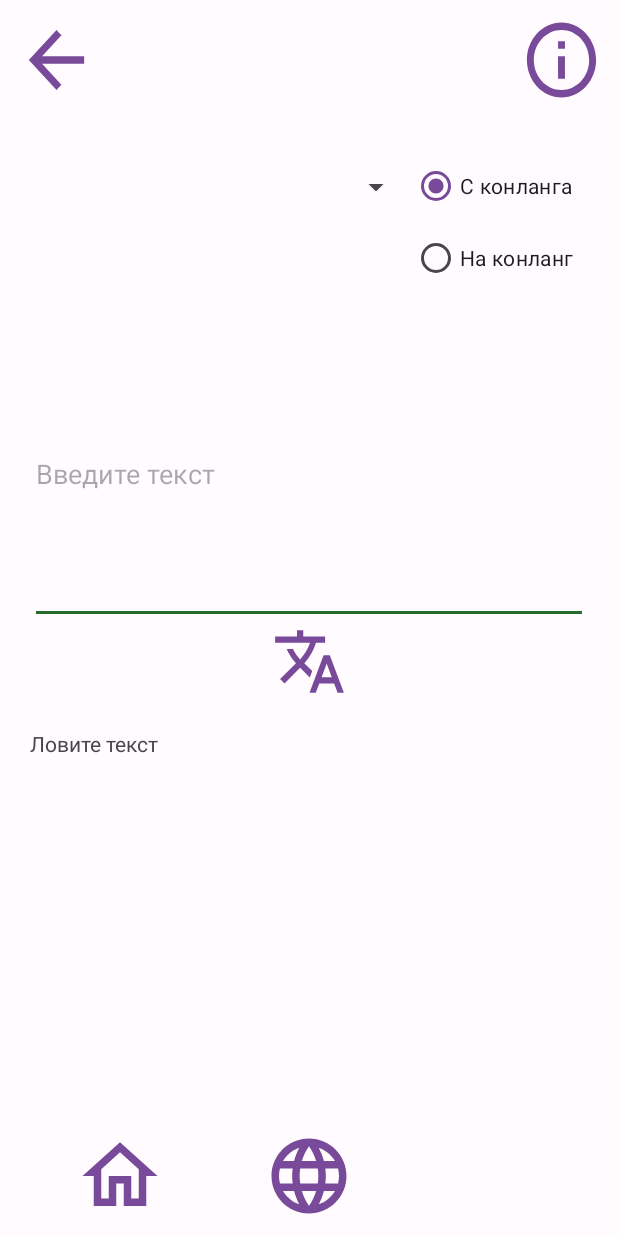
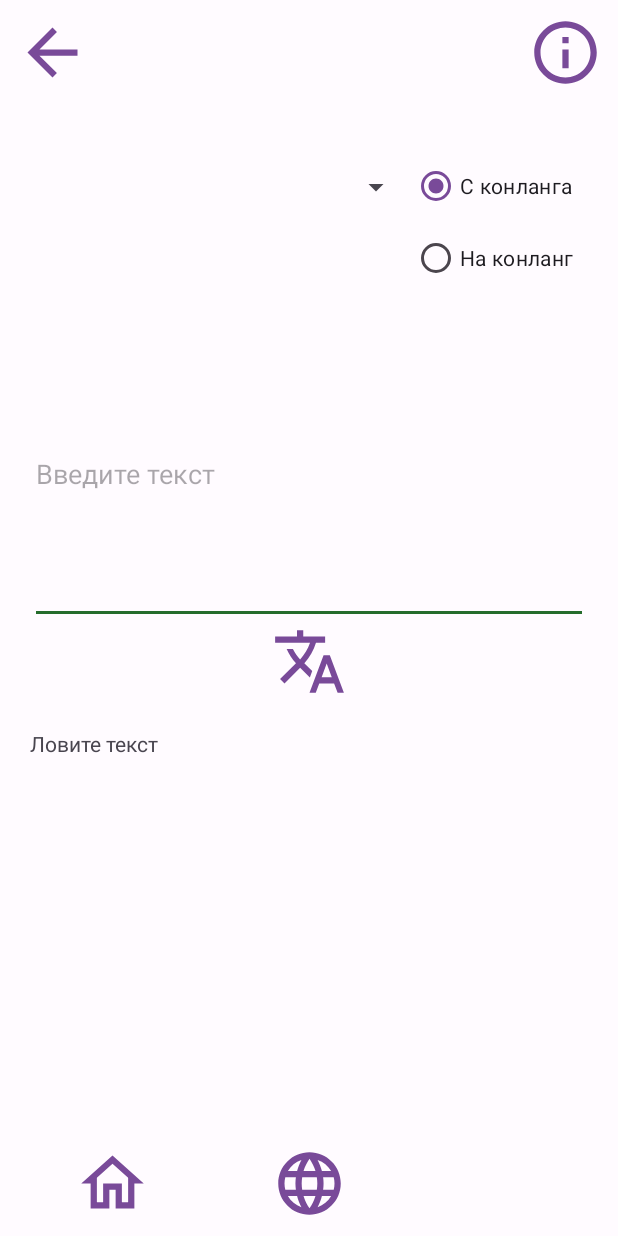
Before and after one commit to in-the-neon-sunrise/LavenderLang, an Android app: the screen it shows after launch (TranslatorActivity), after a tap on an icon or button, on a phone screen of 412 x 824 dp. Run offline under Robolectric (Android 15) with nearby library versions, the phone set to English and light mode, and no system bars; libraries missing offline, so code that uses them is left out: com.anggrayudi.storage, com.chaquo.python; 3 statements that could not run were skipped.

Commit message:
minor changes: even prettier buttons

```diff
--- a/app/src/main/java/com/lavenderlang/backend/dao/help/MascDao.kt
+++ b/app/src/main/java/com/lavenderlang/backend/dao/help/MascDao.kt
@@ -29,7 +29,8 @@ class MascDaoImpl : MascDao {
     override fun fits(masc : MascEntity, word : IWordEntity) : Boolean {
         if (masc.partOfSpeech != word.partOfSpeech) return false
         for (attr in masc.immutableAttrs.keys) {
-            if (!word.immutableAttrs.containsKey(attr) || word.immutableAttrs[attr] != masc.immutableAttrs[attr]) {
+            if (!word.immutableAttrs.containsKey(attr) ||
+                word.immutableAttrs[attr] != masc.immutableAttrs[attr]) {
                 return false
             }
         }
--- a/app/src/main/java/com/lavenderlang/frontend/MainActivity.kt
+++ b/app/src/main/java/com/lavenderlang/frontend/MainActivity.kt
@@ -3,6 +3,7 @@ package com.lavenderlang.frontend
 import android.content.Context
 import android.content.Intent
 import android.os.Bundle
+import android.os.SystemClock.sleep
 import android.util.Log
 import android.widget.AdapterView
 import android.widget.ArrayAdapter
@@ -27,10 +28,12 @@ import com.lavenderlang.backend.entity.help.PartOfSpeech
 import com.lavenderlang.backend.entity.help.TransformationEntity
 import com.lavenderlang.backend.entity.language.LanguageEntity
 import com.lavenderlang.backend.entity.rule.GrammarRuleEntity
+import com.lavenderlang.backend.entity.rule.WordFormationRuleEntity
 import com.lavenderlang.backend.entity.word.AdjectiveEntity
 import com.lavenderlang.backend.entity.word.AdverbEntity
 import com.lavenderlang.backend.entity.word.NounEntity
 import com.lavenderlang.backend.entity.word.VerbEntity
+import com.lavenderlang.backend.service.exception.ForbiddenSymbolsException
 
 var languages : MutableMap<Int, LanguageEntity> = mutableMapOf()
 var nextLanguageId : Int = 0
@@ -73,12 +76,21 @@ class MainActivity : AppCompatActivity() {
 
         /*val languageHandler = LanguageDaoImpl()
         languageHandler.createLanguage("Пример языка", "Пример :>")
-        Log.d("create lang", languages.toString())
+        Log.d("lang created", languages.toString())
+
         val writingHandler = WritingDaoImpl()
         writingHandler.changeVowels(languages[0]!!, "a")
+        Log.d("vowels", languages[0]!!.vowels)
         writingHandler.changeConsonants(languages[0]!!, "b c d")
+        Log.d("consonants", languages[0]!!.consonants)
+        WritingDaoImpl().addCapitalizedPartOfSpeech(languages[0]!!, PartOfSpeech.NOUN)
+        Log.d("capitalized", languages[0]!!.capitalizedPartsOfSpeech.toString())
+
+        val punctuationHandler = PunctuationDaoImpl()
+        punctuationHandler.updatePunctuationSymbol(languages[0]!!, 0, "MEOW")
+        Log.d("punctuation", languages[0]!!.puncSymbols.toString())
+
         val dictionaryHandler = DictionaryDaoImpl()
-
         val word1 = NounEntity(
             0,
             "aaa",
@@ -97,26 +109,32 @@ class MainActivity : AppCompatActivity() {
         )
         val word4 = AdverbEntity(
             0,
-            "ddd",
+            "forbiddensymbols",
             "красиво"
         )
         dictionaryHandler.addWord(languages[0]!!.dictionary, word1)
         dictionaryHandler.addWord(languages[0]!!.dictionary, word2)
         dictionaryHandler.addWord(languages[0]!!.dictionary, word3)
-        dictionaryHandler.addWord(languages[0]!!.dictionary, word4)
+        try {
+            dictionaryHandler.addWord(languages[0]!!.dictionary, word4)
+        } catch (e: ForbiddenSymbolsException) {
+            Log.d("forbidden symbols", e.message.toString())
+            sleep(1000)
+        }
+        Log.d("dictionary", languages[0]!!.dictionary.dict.toString())
 
         val grammarHandler = GrammarDaoImpl()
-        val rule = GrammarRuleEntity(0,
+        val rule1 = GrammarRuleEntity(0,
             MascEntity(
                 PartOfSpeech.NOUN, mutableMapOf(Attributes.GENDER to 1)
             ),
             mutableMapOf(Attributes.NUMBER to 1, Attributes.CASE to 0),
             TransformationEntity(0, 1, "", "b")
         )
-        grammarHandler.addGrammarRule(languages[0]!!.grammar, rule)
-        val rule1 = GrammarRuleEntity(
+        grammarHandler.addGrammarRule(languages[0]!!.grammar, rule1)
+        val rule2 = GrammarRuleEntity(
             0, MascEntity(
-                PartOfSpeech.VERB, mutableMapOf()
+                PartOfSpeech.VERB, mutableMapOf(Attributes.TYPE to 0, Attributes.VOICE to 0)
             ), mutableMapOf(
                 Attributes.NUMBER to 1,
                 Attributes.PERSON to 0,
@@ -126,14 +144,23 @@ class MainActivity : AppCompatActivity() {
             ),
             TransformationEntity(0, 1, "", "d")
         )
-        grammarHandler.addGrammarRule(languages[0]!!.grammar, rule1)
-        val rule2 = GrammarRuleEntity(
-            0, MascEntity(
-                PartOfSpeech.ADVERB, mutableMapOf()
-            ), mutableMapOf(Attributes.DEGREE_OF_COMPARISON to 1),
+        grammarHandler.addGrammarRule(languages[0]!!.grammar, rule2)
+        val rule3 = GrammarRuleEntity(
+            0, MascEntity(PartOfSpeech.ADVERB),
+            mutableMapOf(Attributes.DEGREE_OF_COMPARISON to 1),
             TransformationEntity(0, 0, "", "d")
         )
-        grammarHandler.addGrammarRule(languages[0]!!.grammar, rule2)
+        grammarHandler.addGrammarRule(languages[0]!!.grammar, rule3)
+        val rule4 = GrammarRuleEntity(
+            0, MascEntity(PartOfSpeech.ADVERB),
+            mutableMapOf(Attributes.DEGREE_OF_COMPARISON to 1),
+            TransformationEntity(0, 0, "", "f")
+        )
+        try {
+            grammarHandler.addGrammarRule(languages[0]!!.grammar, rule4)
+        } catch (e: ForbiddenSymbolsException) {
+            Log.d("forbidden symbols", e.message.toString())
+        }
 
         grammarHandler.addOption(
             languages[0]!!.grammar, CharacteristicEntity(
@@ -151,9 +178,20 @@ class MainActivity : AppCompatActivity() {
                 2
             )
         )
-        WritingDaoImpl().addCapitalizedPartOfSpeech(languages[0]!!, PartOfSpeech.NOUN)
-        PunctuationDaoImpl().updatePunctuationSymbol(languages[0]!!, 0, "MEOW")
-        */
+        Log.d("grammar", languages[0]!!.grammar.varsGender.toString())
+
+        val rule5 = WordFormationRuleEntity(
+            0, MascEntity(
+                PartOfSpeech.NOUN, mutableMapOf(Attributes.GENDER to 1), "a{3}"
+            )
+        )*/
+
+
+
+
+
+
+
 
         //button new lang listener
         val buttonNewLang: Button = findViewById(R.id.buttonNewLang)
--- a/app/src/main/res/layout/grammar_rule_line_activity.xml
+++ b/app/src/main/res/layout/grammar_rule_line_activity.xml
@@ -12,7 +12,7 @@ android:orientation="vertical">
     android:id="@+id/textViewUnchangeableAttributes"
     android:layout_width="0dp"
     android:layout_height="wrap_content"
-    android:text="hello everyone hier are unchangable attributes"
+    android:text="hello everyone here are unmutable attributes"
     app:layout_constraintStart_toStartOf="parent"
     app:layout_constraintEnd_toStartOf="@+id/textViewChangeableAttributes"
     app:layout_constraintTop_toTopOf="parent"
--- a/app/src/main/res/layout/instruction_activity.xml
+++ b/app/src/main/res/layout/instruction_activity.xml
@@ -8,8 +8,8 @@
 
     <Button
         android:id="@+id/buttonPrev"
-        android:layout_width="55dp"
-        android:layout_height="60dp"
+        android:layout_width="50dp"
+        android:layout_height="50dp"
         android:layout_marginStart="10dp"
         android:layout_marginTop="10dp"
         android:background="@drawable/arrow_back"
--- a/app/src/main/res/layout/start_activity.xml
+++ b/app/src/main/res/layout/start_activity.xml
@@ -8,8 +8,8 @@
 
     <Button
         android:id="@+id/buttonInf"
-        android:layout_width="55dp"
-        android:layout_height="60dp"
+        android:layout_width="50dp"
+        android:layout_height="50dp"
         android:layout_marginTop="10dp"
         android:layout_marginEnd="10dp"
         android:background="@drawable/info"
@@ -36,7 +36,6 @@
         android:layout_marginTop="60dp"
         android:layout_marginEnd="100dp"
         android:gravity="center"
-        android:text="@string/new_language"
         app:layout_constraintEnd_toEndOf="parent"
         app:layout_constraintTop_toBottomOf="@+id/textView" />
 
--- a/app/src/main/res/layout/translator_activity.xml
+++ b/app/src/main/res/layout/translator_activity.xml
@@ -7,8 +7,8 @@
 
     <Button
         android:id="@+id/buttonInf"
-        android:layout_width="55dp"
-        android:layout_height="60dp"
+        android:layout_width="50dp"
+        android:layout_height="50dp"
         android:layout_marginTop="10dp"
         android:layout_marginEnd="10dp"
         android:background="@drawable/info"
@@ -17,8 +17,8 @@
 
     <Button
         android:id="@+id/buttonPrev"
-        android:layout_width="55dp"
-        android:layout_height="60dp"
+        android:layout_width="50dp"
+        android:layout_height="50dp"
         android:layout_marginStart="10dp"
         android:layout_marginTop="10dp"
         android:background="@drawable/arrow_back"
@@ -97,8 +97,8 @@
 
     <Button
         android:id="@+id/buttonHome"
-        android:layout_width="60dp"
-        android:layout_height="60dp"
+        android:layout_width="50dp"
+        android:layout_height="50dp"
         android:layout_marginStart="50dp"
         android:layout_marginBottom="10dp"
         android:background="@drawable/home"
@@ -107,8 +107,8 @@
 
     <Button
         android:id="@+id/buttonLanguage"
-        android:layout_width="60dp"
-        android:layout_height="60dp"
+        android:layout_width="50dp"
+        android:layout_height="50dp"
         android:layout_marginBottom="10dp"
         android:background="@drawable/language"
         app:layout_constraintBottom_toBottomOf="parent"
--- a/app/src/main/res/values/strings.xml
+++ b/app/src/main/res/values/strings.xml
@@ -3,7 +3,7 @@
     <string name="new_language">Новый язык</string>
     <string name="stupid_text">Сочувствуем.</string>
     <string name="name">Name</string>
-    <string name="description">Description</string>
+    <string name="description">Описание</string>
     <string name="p">P</string>
     <string name="i">I</string>
     <string name="dictionary">Словарь</string>
@@ -16,7 +16,7 @@
     <string name="developers">Создатели:\n\n
         Арисова Елизавета @arisovaliza\n
         Макаревич Мария @programmerowl\n\n
-        Студентки НИУ ВШЭ, направление программная инженерия, 2 курс</string>
+        Студентки НИУ ВШЭ, направление "Программная инженерия", 2 курс</string>
 
     <string name="Head1">LavenderLang</string>
     <string name="Block1">
```
Also changed, not shown: app/src/main/res/layout/dictionary_activity.xml (+10 -10 lines), app/src/main/res/layout/fragment_top_menu.xml (+4 -4 lines), app/src/main/res/layout/grammar_activity.xml (+10 -10 lines), app/src/main/res/layout/grammar_rule_activity.xml (+10 -10 lines), app/src/main/res/layout/information_activity.xml (+6 -6 lines), app/src/main/res/layout/language_activity.xml (+6 -6 lines), app/src/main/res/layout/load_language_activity.xml (+8 -8 lines), app/src/main/res/layout/punctuation_activity.xml (+10 -10 lines), app/src/main/res/layout/word_activity.xml (+10 -10 lines), app/src/main/res/layout/word_formation_activity.xml (+10 -10 lines), app/src/main/res/layout/word_formation_rule_activity.xml (+10 -10 lines), app/src/main/res/layout/writing_activity.xml (+10 -10 lines).
